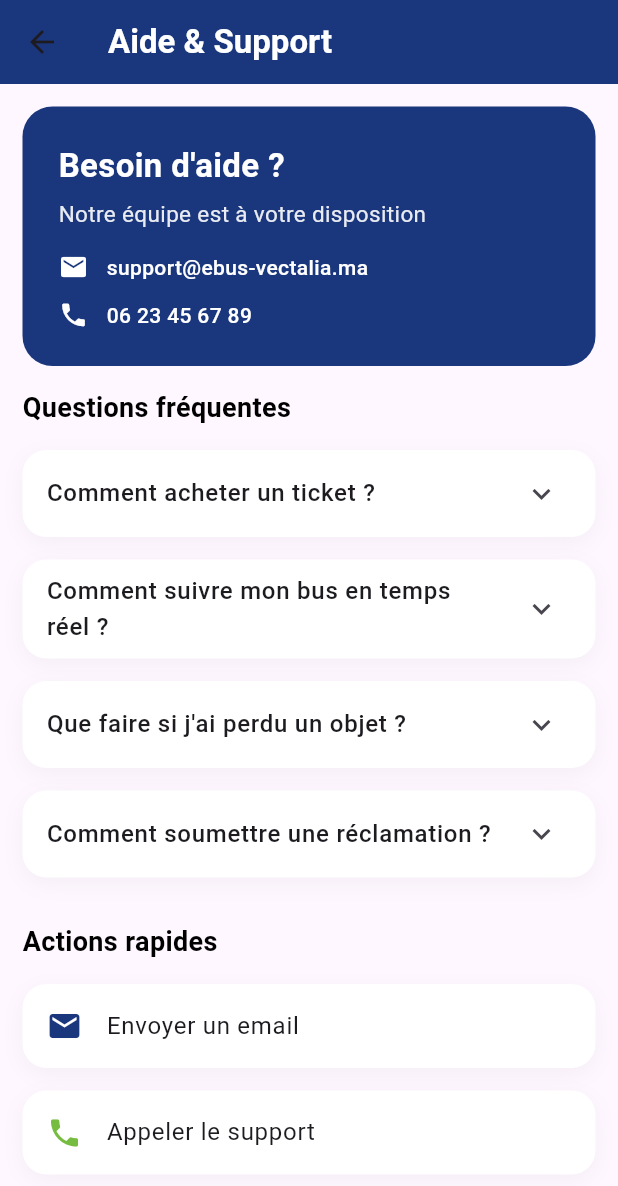
After one commit to ikraammel/eBus_frontend, a Flutter app: the HelpAndSupportPage screen opened directly, on a phone screen of 412 x 824 dp. The commit adds this screen. Shown: the top 1186 px of the screen. Run offline on Flutter 3.47's test engine with Material 3 defaults, Android fonts, the phone set to English and light mode, and no system bars; our stand-ins replace bloc, dio, equatable, file_picker, flutter_bloc, flutter_map and 6 more; accounts and stored records are empty.

Commit message:
implémentation de aide & support

```diff
--- /dev/null
+++ b/eBus_front/lib/views/pages/profile/parametres/help_and_support/app_infos.dart
@@ -0,0 +1,84 @@
+import 'package:flutter/material.dart';
+import 'package:package_info_plus/package_info_plus.dart';
+
+class AppInfos extends StatelessWidget {
+  const AppInfos({super.key});
+
+  Future<String> getVersion() async{
+    final info = await PackageInfo.fromPlatform();
+    return info.version;
+  }
+
+  @override
+  Widget build(BuildContext context) {
+     return Container(
+      width: double.infinity,
+      padding: const EdgeInsets.all(24),
+       decoration: BoxDecoration(
+         color: Colors.transparent,
+         borderRadius: BorderRadius.circular(16),
+         boxShadow: [
+           BoxShadow(
+             color: Colors.black.withOpacity(0.04),
+             blurRadius: 10,
+             offset: const Offset(0, 4),
+           ),
+         ],
+       ),
+      child: Column(
+        crossAxisAlignment: CrossAxisAlignment.start,
+        children: [
+          Text(
+            "Informations de l'application",
+            style: TextStyle(
+              color: Colors.black, // Ton bleu eBus
+              fontSize: 17,
+              fontWeight: FontWeight.w400,
+            ),
+          ),
+          SizedBox(height: 15,),
+          FutureBuilder<String>(
+            future: getVersion(),
+            builder: (context, snapshot) {
+              if (snapshot.connectionState == ConnectionState.waiting) {
+                return _buildInfoRow("Version", "...");
+              }
+
+              if (snapshot.hasError) {
+                print(snapshot.error);
+                return _buildInfoRow("Version", "Erreur");
+              }
+
+              return _buildInfoRow("Version", snapshot.data ?? "");
+            },
+          ),
+          SizedBox(height: 15,),
+        ],
+      ),
+    );
+  }
+  Widget _buildInfoRow(String label,String value){
+    return Row(
+      mainAxisAlignment: MainAxisAlignment.spaceBetween,
+      children: [
+        Text(
+          label,
+          style: TextStyle(
+            color: Colors.blueGrey.shade600,
+            fontSize: 15,
+            fontWeight: FontWeight.w500,
+          ),
+        ),
+        Text(
+          value,
+          style: const TextStyle(
+            color: Colors.black87,
+            fontSize: 15,
+            fontWeight: FontWeight.w600,
+          ),
+        ),
+
+      ],
+    );
+  }
+}
--- /dev/null
+++ b/eBus_front/lib/views/pages/profile/parametres/help_and_support/expansion_tile_items.dart
@@ -0,0 +1,53 @@
+import 'package:flutter/material.dart';
+
+class ExpansionTileItems extends StatelessWidget {
+  const ExpansionTileItems({super.key,required this.title,required this.subtitle});
+
+  final String title;
+  final String subtitle;
+
+  @override
+  Widget build(BuildContext context) {
+    return Container(
+      margin: EdgeInsets.only(bottom: 15),
+      decoration: BoxDecoration(
+        color: Colors.white,
+        borderRadius: BorderRadius.circular(16),
+        boxShadow: [
+          BoxShadow(
+            color: Colors.black.withOpacity(0.04),
+            blurRadius: 12,
+            offset: const Offset(0, 4),
+          )
+        ],
+      ),
+      child: Theme(
+        data: Theme.of(context).copyWith(
+          dividerColor: Colors.transparent
+        ),
+        child: ExpansionTile(
+          title: Text(
+            title,
+            style: TextStyle(
+                fontWeight: FontWeight.w500
+            ),
+          ),
+          children: [
+            Padding(
+              padding: const EdgeInsets.only(left: 15.0),
+              child: Text(
+                subtitle,
+                style: TextStyle(
+                  color: Colors.blueGrey.shade600,
+                  fontWeight: FontWeight.w400,
+                  fontSize: 14,
+                  height: 1.4,
+                ),
+              ),
+            )
+          ],
+        ),
+      ),
+    );
+  }
+}
--- /dev/null
+++ b/eBus_front/lib/views/pages/profile/parametres/help_and_support/help_and_support_page.dart
@@ -0,0 +1,83 @@
+import 'package:flutter/material.dart';
+import 'package:smart_bus/views/pages/profile/parametres/help_and_support/app_infos.dart';
+import 'package:smart_bus/views/pages/profile/parametres/help_and_support/expansion_tile_items.dart';
+import 'package:smart_bus/views/pages/profile/parametres/help_and_support/help_banner.dart';
+import 'package:smart_bus/views/pages/profile/parametres/help_and_support/quick_actions.dart';
+
+class HelpAndSupportPage extends StatelessWidget {
+  const HelpAndSupportPage({super.key});
+
+  @override
+  Widget build(BuildContext context) {
+    return Scaffold(
+      appBar: AppBar(
+        title: Text(
+          "Aide & Support",
+          style: TextStyle(
+          color: Colors.white,
+          fontWeight: FontWeight.bold,
+        ),
+        ),
+        backgroundColor: const Color(0xFF1A367C),
+      ),
+      body: SingleChildScrollView(
+        child: Padding(
+          padding: const EdgeInsets.all(15.0),
+          child: Column(
+            crossAxisAlignment: CrossAxisAlignment.start,
+            children: [
+              HelpBanner(),
+              SizedBox(height: 15,),
+              Text(
+                "Questions fréquentes",
+                style: TextStyle(
+                  color: Colors.black,
+                  fontSize: 18,
+                  fontWeight: FontWeight.w700
+                ),
+              ),
+              SizedBox(height: 15,),
+              ExpansionTileItems(
+                  title: "Comment acheter un ticket ?",
+                  subtitle: "Rendez-vous dans la section Paiement et choisissez le type de ticket souhaité."
+              ),
+              ExpansionTileItems(
+                  title: "Comment suivre mon bus en temps réel ?",
+                  subtitle: "Utilisez la carte interactive pour voir la position de votre bus."
+              ),
+              ExpansionTileItems(
+                  title: "Que faire si j'ai perdu un objet ?",
+                  subtitle: "Consultez la section Objets Perdus et déclarez votre objet."
+              ),
+              ExpansionTileItems(
+                  title: "Comment soumettre une réclamation ?",
+                  subtitle: "Allez dans Réclamations et remplissez le formulaire détaillé."
+              ),
+              SizedBox(height: 15,),
+              Text(
+                "Actions rapides",
+                style: TextStyle(
+                    color: Colors.black,
+                    fontSize: 18,
+                    fontWeight: FontWeight.w700
+                ),
+              ),
+              SizedBox(height: 15,),
+              QuickActions(
+                text: "Envoyer un email",
+                icon: Icons.email,
+                color: Color(0xFF1A367C),
+              ),
+              QuickActions(
+                text: "Appeler le support",
+                icon: Icons.phone,
+                color: Color(0xFF76BC41),
+              ),
+              AppInfos(),
+            ],
+          ),
+        ),
+      ),
+    );
+  }
+}
--- /dev/null
+++ b/eBus_front/lib/views/pages/profile/parametres/help_and_support/help_banner.dart
@@ -0,0 +1,68 @@
+import 'package:flutter/material.dart';
+
+class HelpBanner extends StatelessWidget {
+  const HelpBanner({super.key});
+
+  @override
+  Widget build(BuildContext context) {
+    return Container(
+      width: double.infinity,
+      padding: const EdgeInsets.all(24),
+      decoration: BoxDecoration(
+        color: Color(0xFF1A367C),
+        borderRadius: BorderRadius.circular(20),
+      ),
+      child: Column(
+        crossAxisAlignment: CrossAxisAlignment.start,
+        children: [
+          Text(
+            "Besoin d'aide ?",
+            style: TextStyle(
+              color: Colors.white,
+              fontSize: 22,
+              fontWeight: FontWeight.bold,
+            ),
+          ),
+          SizedBox(height: 6),
+          Text(
+            "Notre équipe est à votre disposition",
+            style: TextStyle(
+              color: Colors.white.withOpacity(0.9),
+              fontSize: 15,
+            ),
+          ),
+          SizedBox(height: 15,),
+          Row(
+            children: [
+              Icon(Icons.email, color: Colors.white, size: 20),
+              SizedBox(width: 12,),
+              Text(
+                "support@ebus-vectalia.ma",
+                style: TextStyle(
+                  color: Colors.white,
+                  fontSize: 14,
+                  fontWeight: FontWeight.w500,
+                ),
+              )
+            ],
+          ),
+          SizedBox(height: 12,),
+          Row(
+            children: [
+              Icon(Icons.phone, color: Colors.white, size: 20),
+              SizedBox(width: 12,),
+              Text(
+               "06 23 45 67 89",
+                style: TextStyle(
+                  color: Colors.white,
+                  fontSize: 14,
+                  fontWeight: FontWeight.w500,
+                ),
+              )
+            ],
+          ),
+        ],
+      ),
+    );
+  }
+}
--- /dev/null
+++ b/eBus_front/lib/views/pages/profile/parametres/help_and_support/quick_actions.dart
@@ -0,0 +1,31 @@
+import 'package:flutter/material.dart';
+
+class QuickActions extends StatelessWidget {
+  const QuickActions({super.key,required this.text,required this.icon,this.color});
+
+  final String text;
+  final IconData icon;
+  final Color? color;
+
+  @override
+  Widget build(BuildContext context) {
+    return  Container(
+      margin: EdgeInsets.only(bottom: 15),
+      decoration: BoxDecoration(
+        color: Colors.white,
+        borderRadius: BorderRadius.circular(16),
+        boxShadow: [
+          BoxShadow(
+            color: Colors.black.withOpacity(0.04),
+            blurRadius: 12,
+            offset: const Offset(0, 4),
+          )
+        ],
+      ),
+      child: ListTile(
+        title: Text(text),
+        leading: Icon(icon,color: color,),
+      ),
+    );
+  }
+}
--- a/eBus_front/lib/views/pages/profile/profile_page.dart
+++ b/eBus_front/lib/views/pages/profile/profile_page.dart
@@ -7,6 +7,7 @@ import 'package:smart_bus/views/pages/login/login_page.dart';
 import 'package:smart_bus/views/pages/profile/contact_card.dart';
 import 'package:smart_bus/views/pages/profile/header_page.dart';
 import 'package:smart_bus/views/pages/profile/parametres/confidentiality/confidentiality_page.dart';
+import 'package:smart_bus/views/pages/profile/parametres/help_and_support/help_and_support_page.dart';
 import 'package:smart_bus/views/pages/profile/parametres/notifications/notifications_page.dart';
 import 'package:smart_bus/views/pages/profile/parametres/parametres_page.dart';
 import 'package:smart_bus/views/pages/profile/parametres/personal_infos/personal_infos.dart';
@@ -114,7 +115,13 @@ class ProfilePage extends StatelessWidget {
                       ),
                       ParametresPage(
                           icon: Icons.help,
-                          label: 'Aide & Support'
+                          label: 'Aide & Support',
+                          onTap:() => Navigator.push(
+                            context,
+                            MaterialPageRoute(
+                              builder: (_) => HelpAndSupportPage()
+                            )
+                          ),
                       ),
                       // À ajouter à la fin de votre Column de paramètres
                       const SizedBox(height: 20),
--- a/eBus_front/pubspec.yaml
+++ b/eBus_front/pubspec.yaml
@@ -26,6 +26,7 @@ dependencies:
   dio: ^5.9.1
   equatable: ^2.0.8
   webview_flutter: ^4.13.1
+  package_info_plus: ^9.0.0
 
 dev_dependencies:
   flutter_test:
```
Also changed, not shown: eBus_front/pubspec.lock, 1 other file.
